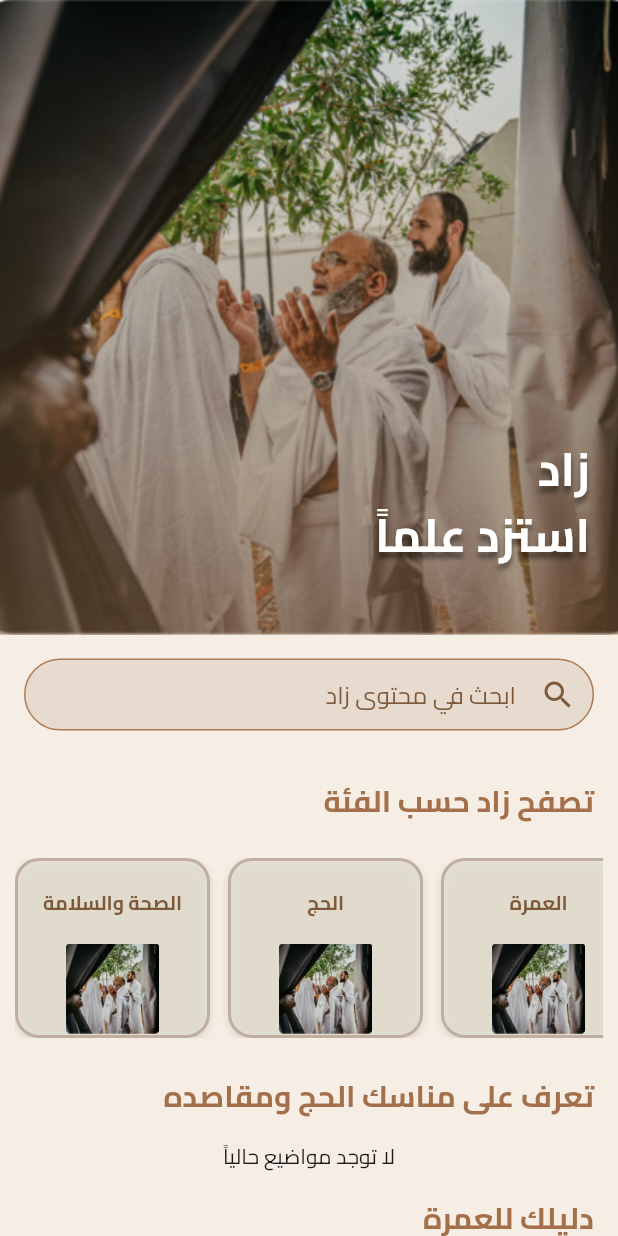
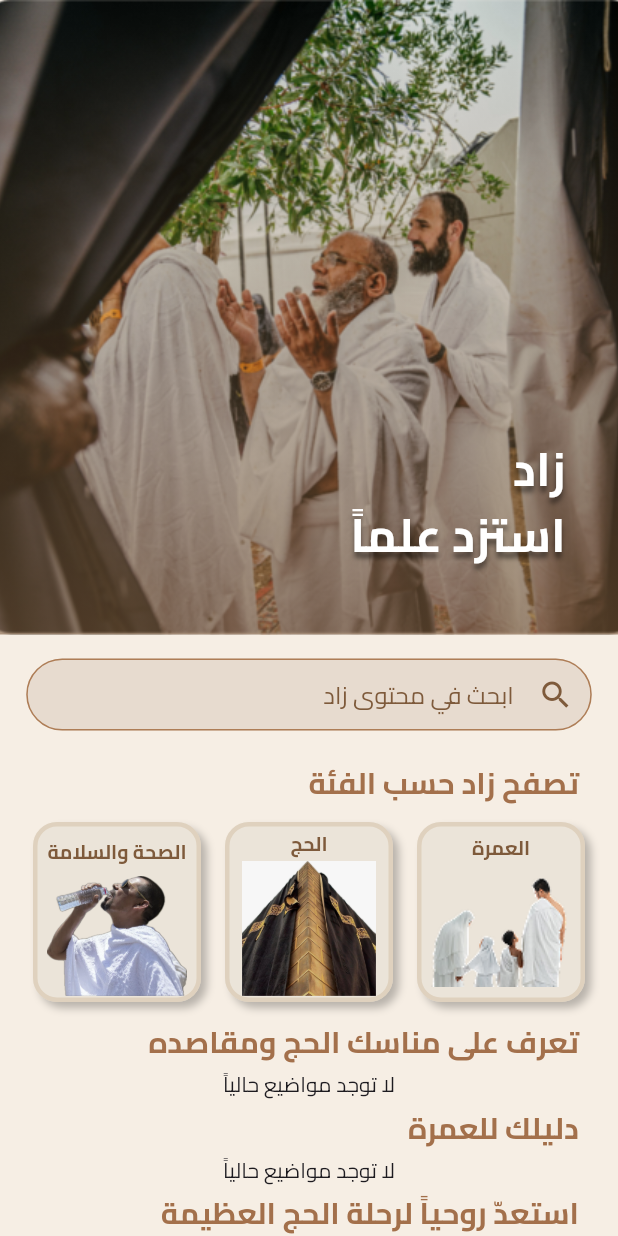
Before and after one commit to F37214453/mulabbi, a Flutter app: the ZadPageView screen opened directly, on a phone screen of 412 x 824 dp. Run offline on Flutter 3.47's test engine with Material 3 defaults, Android fonts, the phone set to English and light mode, and no system bars; our stand-ins replace adhan, dio, flutter_compass, flutter_svg, geolocator, get and 6 more; missing offline and left inert: adhan_dart, dart:ffi, quran; accounts and stored records are empty; project files that could hold a hidden picture were left out.

Commit message:
zad page changes

```diff
--- a/lib/views/zad_views/zad_page_view.dart
+++ b/lib/views/zad_views/zad_page_view.dart
@@ -109,7 +109,7 @@ class _ZadPageViewState extends State<ZadPageView> {
         ),
         const Positioned(
           top: 290,
-          left: 250,
+          right: 35,
           child: Column(
             crossAxisAlignment: CrossAxisAlignment.end,
             children: [
@@ -154,7 +154,7 @@ class _ZadPageViewState extends State<ZadPageView> {
 
   Widget buildSearchBar() {
     return Padding(
-      padding: const EdgeInsets.all(16.0),
+      padding: const EdgeInsets.symmetric(vertical: 16.0, horizontal: 17.5),
       child: TextField(
         textAlign: TextAlign.right,
         textDirection: TextDirection.rtl,
@@ -191,36 +191,39 @@ class _ZadPageViewState extends State<ZadPageView> {
   Widget buildCategoryRow() {
     return Padding(
       padding: const EdgeInsets.symmetric(horizontal: 10.0, vertical: 8),
-      child: SingleChildScrollView(
-        scrollDirection: Axis.horizontal,
       child: Row(
-          spacing: 12,
-          mainAxisAlignment: MainAxisAlignment.start,
+        spacing: 16,
+        mainAxisAlignment: MainAxisAlignment.center,
         children: [
           CategoryWidget(
             title: 'الصحة والسلامة',
-              imagePath: 'assets/images/zad_main.png',
+            imagePath: 'assets/images/healthy.webp',
+            heigth: 80,
+            width: 150,
             onTap: () {},
           ),
           CategoryWidget(
             title: 'الحج',
-              imagePath: 'assets/images/zad_main.png',
+            imagePath: 'assets/images/hajjj.jpeg',
+            heigth: 90,
+            width: 190,
             onTap: () {},
           ),
           CategoryWidget(
             title: 'العمرة',
-              imagePath: 'assets/images/zad_main.png',
+            imagePath: 'assets/images/Umrah.png',
+            heigth: 85,
+            width: 190,
             onTap: () {},
           ),
         ],
-        ),
       ),
     );
   }
 
   Widget sectionTitle(String title) {
     return Padding(
-      padding: const EdgeInsets.symmetric(horizontal: 16, vertical: 16),
+      padding: const EdgeInsets.symmetric(horizontal: 26, vertical: 4),
       child: Align(
         alignment: Alignment.centerRight,
         child: Text(
@@ -249,13 +252,13 @@ class _ZadPageViewState extends State<ZadPageView> {
     return SingleChildScrollView(
       scrollDirection: Axis.horizontal,
       reverse: true,
-      padding: const EdgeInsets.symmetric(horizontal: 5),
+      // padding: const EdgeInsets.symmetric(horizontal: 1),
+      child: Padding(
+        padding: const EdgeInsets.symmetric(horizontal: 13.0),
         child: Row(
           children: List.generate(topics.length, (index) {
             final item = topics[index];
-          return Padding(
-            padding: const EdgeInsets.only(left: 10),
-            child: TopicWidget(
+            return TopicWidget(
               topicTitle: item['title'] ?? '',
               imagePath: item['image_url'] ?? 'assets/images/zad_main.png',
               Category: item['category']['title'],
@@ -264,9 +267,9 @@ class _ZadPageViewState extends State<ZadPageView> {
                 final topicTitle = item['title']; // أو 'title' حسب العمود عندك
                 Get.to(() => ArticlePage(topicTitle: topicTitle));
               },
-            ),
             );
           }),
+        ),
       ),
     );
   }
--- a/lib/widgets/zad_widgets/category_widget.dart
+++ b/lib/widgets/zad_widgets/category_widget.dart
@@ -1,14 +1,20 @@
+import 'dart:ffi';
+
 import 'package:flutter/material.dart';
 
 class CategoryWidget extends StatelessWidget {
   final String title;
   final String imagePath;
   final VoidCallback onTap;
+  final double width;
+  final double heigth;
   const CategoryWidget({
     super.key,
     required this.title,
     required this.imagePath,
     required this.onTap,
+    required this.width,
+    required this.heigth,
   });
 
   @override
@@ -22,25 +28,24 @@ class CategoryWidget extends StatelessWidget {
     return InkWell(
       onTap: onTap,
       child: Container(
-        width: 130,
+        width: 112,
         height: 120,
         decoration: BoxDecoration(
-          color: const Color.fromARGB(174, 227, 224, 208),
+          color: const Color(0xFFEBE4D9),
           borderRadius: BorderRadius.circular(16),
           border: Border.all(
-            color: Color.fromARGB(255, 192, 174, 160),
-            width: 2,
+            color: const Color.fromRGBO(218, 201, 178, 0.70),
+            width: 3,
           ),
-          shape: BoxShape.rectangle,
           boxShadow: [
             BoxShadow(
-              color: Colors.black12,
+              color: Colors.black.withOpacity(0.25),
               blurRadius: 4,
-              offset: Offset(0, 2),
+              offset: const Offset(4, 4),
             ),
           ],
         ),
-        padding: const EdgeInsets.symmetric(horizontal: 6, vertical: 1),
+        padding: const EdgeInsets.symmetric(horizontal: 2, vertical: 1),
         child: Column(
           mainAxisAlignment: MainAxisAlignment.spaceBetween,
           children: [
@@ -56,12 +61,7 @@ class CategoryWidget extends StatelessWidget {
               textAlign: TextAlign.center,
             ),
             Spacer(),
-            Image(
-              image: imageProvider,
-              width: 130,
-              height: 60,
-              fit: BoxFit.contain,
-            ),
+            Image(image: imageProvider, width: width, height: heigth),
           ],
         ),
       ),
--- a/lib/widgets/zad_widgets/topic_widget.dart
+++ b/lib/widgets/zad_widgets/topic_widget.dart
@@ -23,11 +23,13 @@ class TopicWidget extends StatelessWidget {
       imageProvider = AssetImage(imagePath);
     }
 
-    return InkWell(
+    return Padding(
+      padding: EdgeInsets.only(right: 1),
+      child: InkWell(
         onTap: onTap,
         child: Container(
           width: 151,
-        height: 215,
+          height: 211,
           decoration: const BoxDecoration(
             color: Color.fromARGB(0, 252, 248, 171),
           ),
@@ -38,7 +40,10 @@ class TopicWidget extends StatelessWidget {
                 height: 122,
                 decoration: BoxDecoration(
                   borderRadius: BorderRadius.circular(12),
-                image: DecorationImage(image: imageProvider, fit: BoxFit.cover),
+                  image: DecorationImage(
+                    image: imageProvider,
+                    fit: BoxFit.cover,
+                  ),
                 ),
               ),
               const SizedBox(height: 8),
@@ -78,7 +83,7 @@ class TopicWidget extends StatelessWidget {
                     topicTitle,
                     style: const TextStyle(
                       color: Colors.black,
-                    fontSize: 12,
+                      fontSize: 13,
                       fontFamily: 'Cairo',
                     ),
                     textAlign: TextAlign.right,
@@ -90,6 +95,7 @@ class TopicWidget extends StatelessWidget {
             ],
           ),
         ),
+      ),
     );
   }
 }
```
Also changed, not shown: assets/images/hajjj.jpeg (added), assets/images/tempImageZmcccW 1 (3).png (added). Lines whose indentation alone changed are shown as unchanged.
